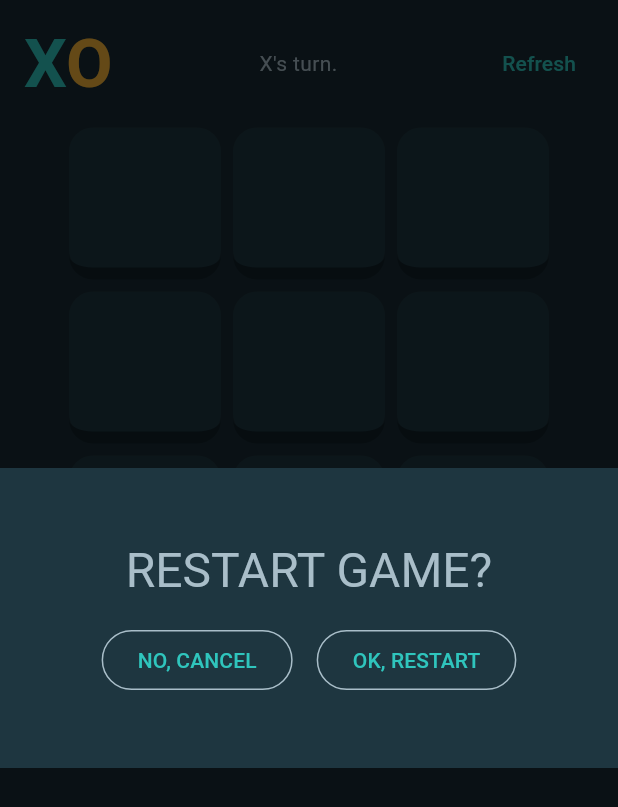
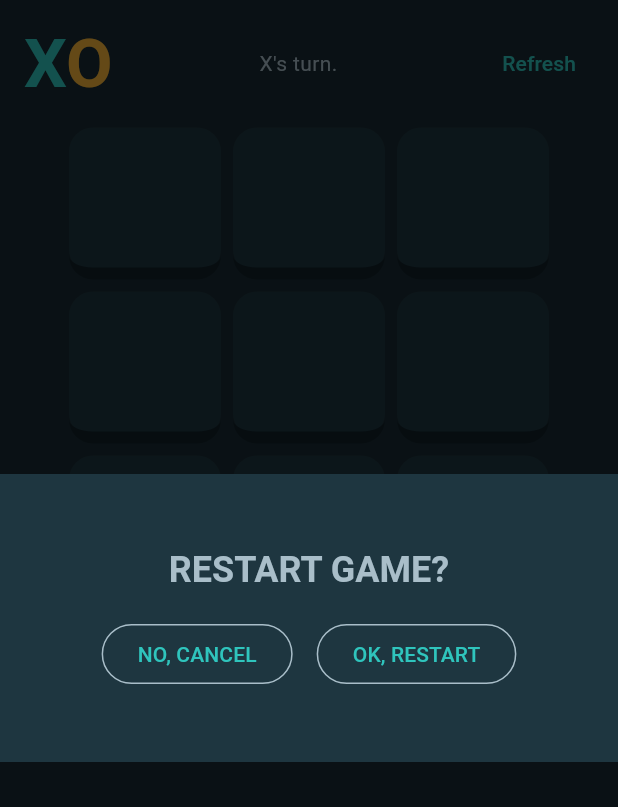
Before and after one commit to Mirror83/tic_tac_toe_flutter, a Flutter app: the TicTacToeGame screen opened directly, after a tap on "Refresh", on a phone screen of 412 x 824 dp. Shown: the top 807 px of the screen. Run offline on Flutter 3.47's test engine with Material 3 defaults, Android fonts, the light colour scheme and no system bars.

Commit message:
Updated style for the prompt widget of restart modal

```diff
--- a/lib/game.dart
+++ b/lib/game.dart
@@ -138,7 +138,10 @@ class _TicTacToeGameState extends State<TicTacToeGame> {
           if (showRestartModal)
             CustomModal(
               promptWidget: Text("RESTART GAME?",
-                  style: Theme.of(context).textTheme.headlineLarge),
+                  style: Theme.of(context)
+                      .textTheme
+                      .headlineSmall!
+                      .copyWith(fontWeight: FontWeight.bold)),
               confirmText: "OK, RESTART",
               cancelText: "NO, CANCEL",
               dismiss: () {
```
